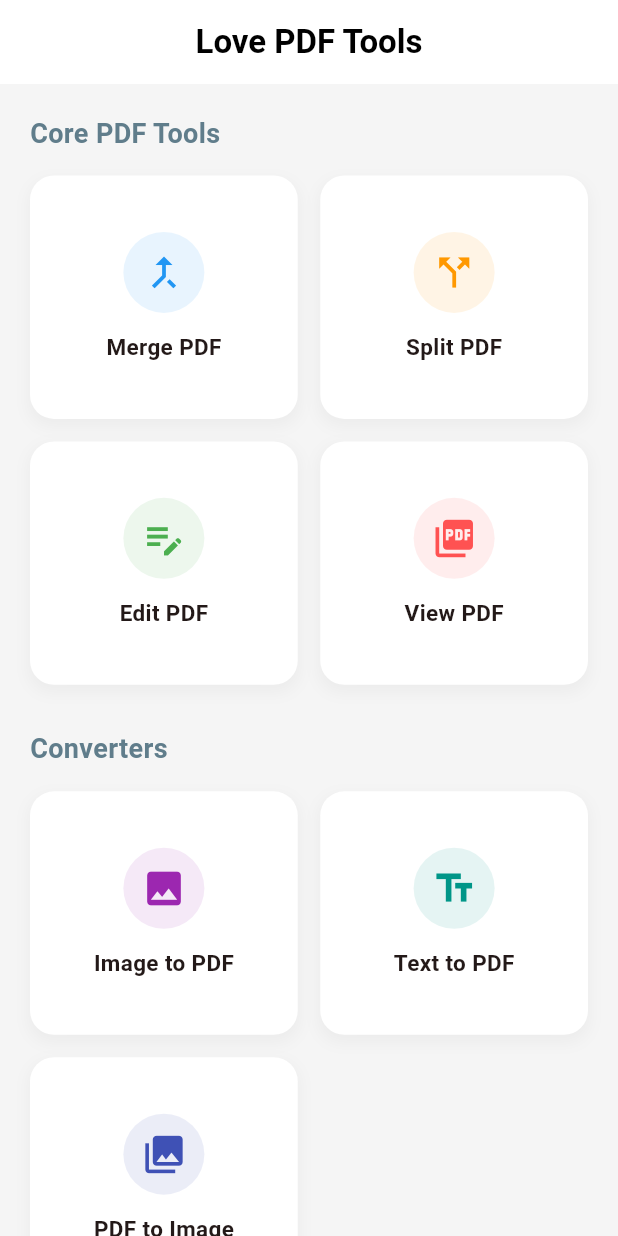
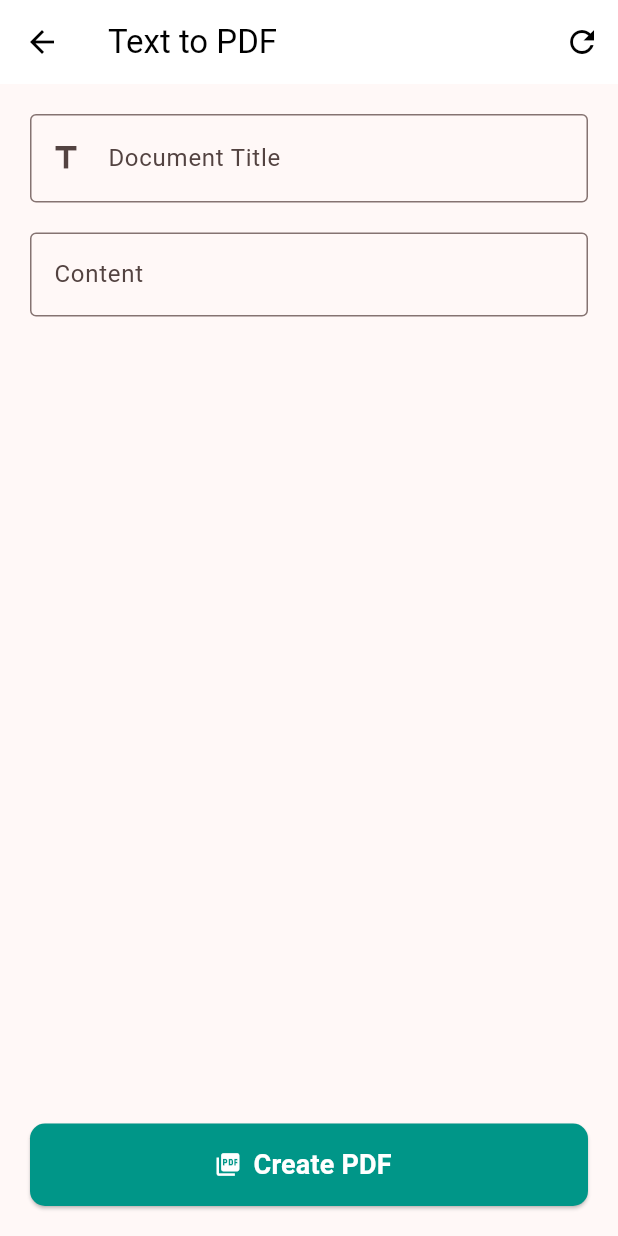
Before and after one commit to Chandimaisuru/love_pdf, a Flutter app: the screen it shows after launch, after a tap on "Text to PDF", on a phone screen of 412 x 824 dp. Run offline on Flutter 3.47's test engine with Material 3 defaults, Android fonts, the phone set to English and light mode, and no system bars; our stand-ins replace file_picker, image_picker, permission_handler; missing offline and left inert: pdfx, syncfusion_flutter_pdf, syncfusion_flutter_pdfviewer.

Commit message:
text to pdf done

```diff
--- a/lib/presentation/screens/home_screen.dart
+++ b/lib/presentation/screens/home_screen.dart
@@ -5,6 +5,7 @@ import 'package:love_pdf/presentation/screens/image_to_pdf_screen.dart';
 import 'package:love_pdf/presentation/screens/merge_pdf_screen.dart';
 import 'package:love_pdf/presentation/screens/pdf_preview_screen.dart';
 import 'package:love_pdf/presentation/screens/split_options_sheet.dart';
+import 'package:love_pdf/presentation/screens/text_to_pdf_screen.dart';
 import 'package:love_pdf/presentation/screens/visual_split_screen.dart'; // අලුතින් දැම්මා
 
 class HomeScreen extends StatelessWidget {
@@ -153,10 +154,12 @@ class HomeScreen extends StatelessWidget {
                     );
                   }
                 ),
-                _buildToolCard(
-                  context, "Text to PDF", Icons.text_fields, Colors.teal,
-                  () { /* TODO: Text to PDF */ }
-                ),
+              _buildToolCard(
+                context, "Text to PDF", Icons.text_fields, Colors.teal,
+                () {
+                  Navigator.push(context, MaterialPageRoute(builder: (context) => const TextToPdfScreen()));
+                }
+              ),
                 _buildToolCard(
                   context, "PDF to Image", Icons.collections, Colors.indigo,
                   () { /* TODO: PDF to Image */ }
--- /dev/null
+++ b/lib/presentation/screens/text_to_pdf_screen.dart
@@ -0,0 +1,188 @@
+import 'dart:io';
+import 'package:flutter/material.dart';
+import 'package:syncfusion_flutter_pdf/pdf.dart'; // PDF හදන්න
+import 'package:path_provider/path_provider.dart'; // Save කරන්න
+import 'package:love_pdf/presentation/screens/pdf_preview_screen.dart'; // Preview කරන්න
+
+class TextToPdfScreen extends StatefulWidget {
+  const TextToPdfScreen({super.key});
+
+  @override
+  State<TextToPdfScreen> createState() => _TextToPdfScreenState();
+}
+
+class _TextToPdfScreenState extends State<TextToPdfScreen> {
+  final TextEditingController _titleController = TextEditingController();
+  final TextEditingController _bodyController = TextEditingController();
+  bool _isGenerating = false;
+
+  // PDF Generation Logic
+  Future<void> _generatePdf() async {
+    if (_titleController.text.isEmpty && _bodyController.text.isEmpty) {
+      ScaffoldMessenger.of(context).showSnackBar(
+        const SnackBar(content: Text("Please enter some text first!")),
+      );
+      return;
+    }
+
+    setState(() => _isGenerating = true);
+
+    try {
+      // 1. අලුත් PDF Document එකක් හදනවා
+      final PdfDocument document = PdfDocument();
+      final PdfPage page = document.pages.add(); // පළමු පිටුව එකතු කරනවා
+
+      // 2. Fonts සහ Colors සකස් කරගැනීම
+      // Title Font (ලොකු සහ Bold)
+      final PdfFont titleFont = PdfStandardFont(PdfFontFamily.helvetica, 24, style: PdfFontStyle.bold);
+      // Body Font (සාමාන්‍ය)
+      final PdfFont bodyFont = PdfStandardFont(PdfFontFamily.helvetica, 14);
+
+      final PdfBrush brush = PdfSolidBrush(PdfColor(0, 0, 0)); // කළු පාට
+
+      // 3. Title එක ලිවීම
+      double yPos = 0; // උඩ ඉඳන් පහළට දුර (Cursor position වගේ)
+
+      if (_titleController.text.isNotEmpty) {
+        page.graphics.drawString(
+          _titleController.text,
+          titleFont,
+          brush: brush,
+          bounds: Rect.fromLTWH(0, yPos, page.getClientSize().width, 50),
+          format: PdfStringFormat(alignment: PdfTextAlignment.center), // මැදට
+        );
+        yPos += 50; // ඊළඟ පේළියට ඉඩ තියනවා
+      }
+
+      // ඉරක් ගහනවා Title එකට යටින් (Optional)
+      page.graphics.drawLine(
+        PdfPen(PdfColor(200, 200, 200), width: 1),
+        Offset(0, yPos),
+        Offset(page.getClientSize().width, yPos)
+      );
+      yPos += 20; // තව පොඩි ඉඩක්
+
+      // 4. Body එක ලිවීම (දිග Text එකක් වුනත් පිටුවෙන් පිටුවට යන්න හදනවා)
+      // Syncfusion එකේදි දිග Text එකක් ඉබේම කඩලා ලියන්න 'PdfTextElement' පාවිච්චි කරනවා.
+      PdfTextElement textElement = PdfTextElement(
+        text: _bodyController.text,
+        font: bodyFont,
+        brush: brush,
+      );
+
+      // Layout එක හදනවා (මේකෙන් තමයි පිටුව ඉවර වුනාම අලුත් පිටුවක් ඉබේම ගන්නේ)
+      PdfLayoutResult? layoutResult = textElement.draw(
+        page: page,
+        bounds: Rect.fromLTWH(0, yPos, page.getClientSize().width, page.getClientSize().height - yPos),
+      );
+
+      // 5. Save කරනවා
+      final directory = await getApplicationDocumentsDirectory();
+      final String fileName = 'Note_${DateTime.now().millisecondsSinceEpoch}.pdf';
+      final String path = '${directory.path}/$fileName';
+      final File file = File(path);
+
+      await file.writeAsBytes(await document.save());
+      document.dispose();
+
+      // 6. Preview එකට යවනවා
+      if (mounted) {
+        setState(() => _isGenerating = false);
+        // Input Fields සුද්ද කරනවා (Optional)
+        // _titleController.clear();
+        // _bodyController.clear();
+
+        Navigator.push(
+          context,
+          MaterialPageRoute(
+            builder: (context) => PdfPreviewScreen(filePath: path, fileName: fileName),
+          ),
+        );
+      }
+
+    } catch (e) {
+      setState(() => _isGenerating = false);
+      if (mounted) {
+        ScaffoldMessenger.of(context).showSnackBar(SnackBar(content: Text("Error: $e")));
+      }
+    }
+  }
+
+  @override
+  Widget build(BuildContext context) {
+    return Scaffold(
+      appBar: AppBar(
+        title: const Text("Text to PDF"),
+        actions: [
+          // Clear Button
+          IconButton(
+            icon: const Icon(Icons.refresh),
+            tooltip: "Clear Text",
+            onPressed: () {
+              _titleController.clear();
+              _bodyController.clear();
+            },
+          )
+        ],
+      ),
+      body: Padding(
+        padding: const EdgeInsets.all(20.0),
+        child: Column(
+          children: [
+            // --- Title Input ---
+            TextField(
+              controller: _titleController,
+              decoration: const InputDecoration(
+                labelText: "Document Title",
+                hintText: "Enter a topic...",
+                border: OutlineInputBorder(),
+                prefixIcon: Icon(Icons.title),
+              ),
+              style: const TextStyle(fontWeight: FontWeight.bold, fontSize: 18),
+            ),
+            const SizedBox(height: 20),
+
+            // --- Body Input (Expanded) ---
+            Expanded(
+              child: TextField(
+                controller: _bodyController,
+                keyboardType: TextInputType.multiline,
+                maxLines: null, // ඕන තරම් පේළි ගහන්න පුළුවන්
+                textAlignVertical: TextAlignVertical.top, // අකුරු උඩින් පටන් ගන්නවා
+                decoration: const InputDecoration(
+                  labelText: "Content",
+                  hintText: "Type your notes here...",
+                  border: OutlineInputBorder(),
+                  alignLabelWithHint: true, // Label එක උඩට ගන්නවා
+                ),
+                style: const TextStyle(fontSize: 16),
+              ),
+            ),
+            const SizedBox(height: 20),
+
+            // --- Generate Button ---
+            SizedBox(
+              width: double.infinity,
+              height: 55,
+              child: ElevatedButton.icon(
+                style: ElevatedButton.styleFrom(
+                  backgroundColor: Colors.teal,
+                  foregroundColor: Colors.white,
+                  shape: RoundedRectangleBorder(borderRadius: BorderRadius.circular(10)),
+                ),
+                onPressed: _isGenerating ? null : _generatePdf,
+                icon: _isGenerating
+                    ? const SizedBox(width: 24, height: 24, child: CircularProgressIndicator(color: Colors.white, strokeWidth: 2))
+                    : const Icon(Icons.picture_as_pdf),
+                label: Text(
+                  _isGenerating ? "Creating PDF..." : "Create PDF",
+                  style: const TextStyle(fontSize: 18, fontWeight: FontWeight.bold),
+                ),
+              ),
+            ),
+          ],
+        ),
+      ),
+    );
+  }
+}
```
